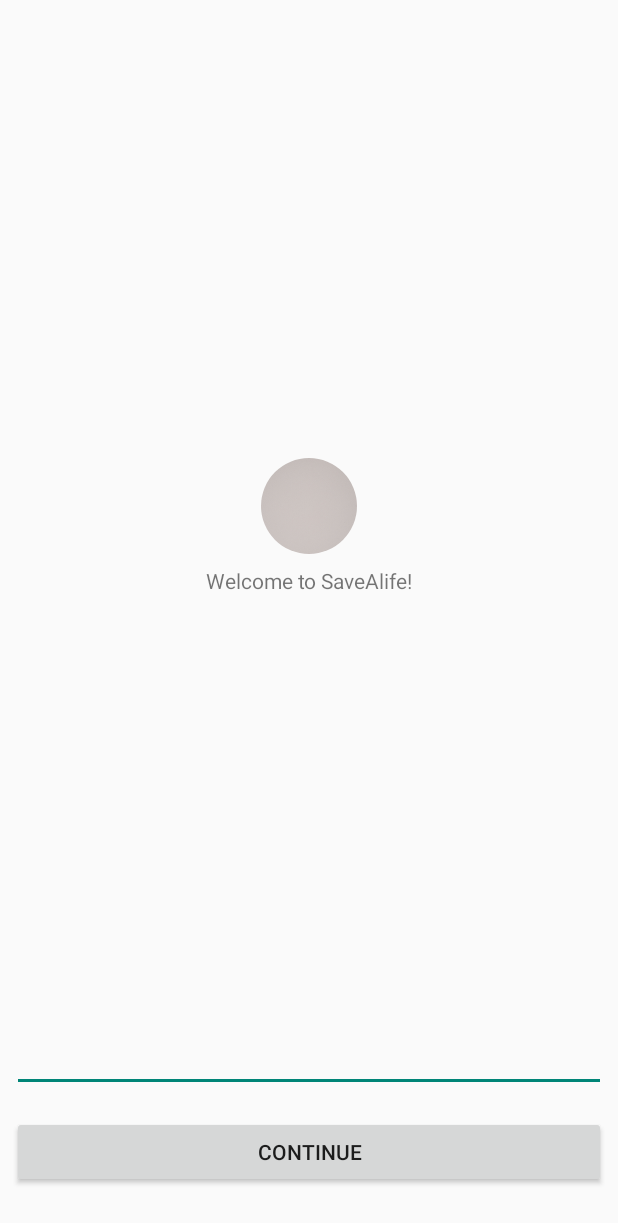
After one commit to scame/SaveAlife, an Android app: the layout phone_number_layout.xml on its own in the app's theme, with its tools: preview values and no code run, on a phone screen of 412 x 824 dp. The commit adds this screen. Shown: the top 1223 px of the screen. Run offline under Robolectric (Android 15) with nearby library versions, the light colour scheme and no system bars.

Commit message:
added phone input layout

```diff
--- a/app/build.gradle
+++ b/app/build.gradle
@@ -58,4 +58,6 @@
 
     compile 'com.jakewharton:butterknife:8.4.0'
     apt 'com.jakewharton:butterknife-compiler:8.4.0'
+
+    compile 'com.jaredrummler:material-spinner:1.1.0'
 }
--- a/app/src/main/AndroidManifest.xml
+++ b/app/src/main/AndroidManifest.xml
@@ -6,6 +6,7 @@
     <uses-permission android:name="android.permission.ACCESS_NETWORK_STATE" />
     <uses-permission android:name="android.permission.ACCESS_COARSE_LOCATION" />
     <uses-permission android:name="android.permission.ACCESS_FINE_LOCATION" />
+    <uses-permission android:name="android.permission.READ_PHONE_STATE" />
 
     <application
         android:allowBackup="true"
--- a/app/src/main/java/com/krestone/savealife/presentation/fragments/ChatsFragment.java
+++ b/app/src/main/java/com/krestone/savealife/presentation/fragments/ChatsFragment.java
@@ -5,5 +5,4 @@
 
 public class ChatsFragment extends Fragment {
 
-
 }
--- /dev/null
+++ b/app/src/main/res/layout/phone_number_layout.xml
@@ -0,0 +1,45 @@
+<?xml version="1.0" encoding="utf-8"?>
+<LinearLayout xmlns:android="http://schemas.android.com/apk/res/android"
+    android:layout_width="match_parent"
+    android:layout_height="match_parent"
+    android:orientation="vertical">
+
+    <RelativeLayout
+        android:layout_width="match_parent"
+        android:layout_height="0dp"
+        android:layout_weight="1">
+
+        <de.hdodenhof.circleimageview.CircleImageView
+            android:id="@+id/login_img"
+            android:layout_width="64dp"
+            android:layout_height="64dp"
+            android:src="@drawable/profile_placeholder"
+            android:layout_margin="@dimen/standard_elem_margin"
+            android:layout_centerInParent="true" />
+
+        <TextView
+            android:text="@string/savealife_welcome"
+            android:layout_below="@id/login_img"
+            android:layout_centerHorizontal="true"
+            android:layout_width="wrap_content"
+            android:layout_height="wrap_content" />
+
+    </RelativeLayout>
+
+    <EditText
+        android:id="@+id/phone_number_input"
+        android:layout_width="match_parent"
+        android:layout_height="wrap_content"
+        android:layout_margin="@dimen/standard_elem_margin"/>
+
+    <Button
+        android:id="@+id/phone_number_btn"
+        android:text="@string/continue_pn"
+        android:layout_width="match_parent"
+        android:layout_height="wrap_content"
+        android:layout_marginLeft="@dimen/standard_elem_margin"
+        android:layout_marginRight="@dimen/standard_elem_margin"
+        android:layout_marginTop="@dimen/standard_elem_margin"
+        android:layout_marginBottom="32dp"/>
+
+</LinearLayout>
--- a/app/src/main/res/values/strings.xml
+++ b/app/src/main/res/values/strings.xml
@@ -11,4 +11,7 @@
     <string name="drawer_close">Close navigation drawer</string>
 
     <string name="autocomplete_hint">Search Location</string>
+
+    <string name="savealife_welcome">Welcome to SaveAlife!</string>
+    <string name="continue_pn">Continue</string>
 </resources>
```
